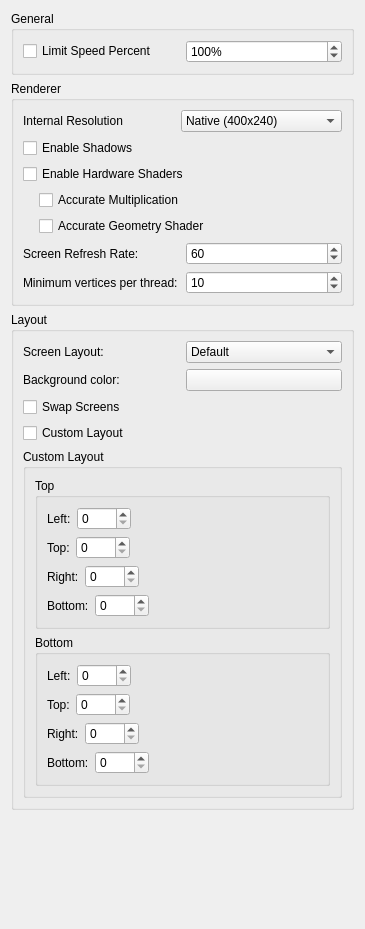
GreenAmaranthine/citra, file src/citra/configuration/configure_graphics.ui: the form before one commit.
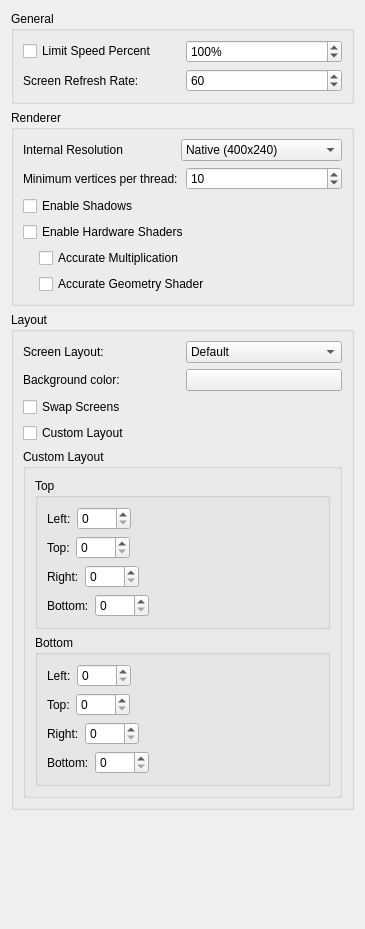
The form after the commit.

What changed in the file:
```diff
--- a/src/citra/configuration/configure_graphics.ui
+++ b/src/citra/configuration/configure_graphics.ui
@@ -47,6 +47,30 @@
         </item>
        </layout>
       </item>
+      <item>
+       <layout class="QHBoxLayout" name="horizontalLayout_6">
+        <item>
+         <widget class="QLabel" name="label_3">
+          <property name="text">
+           <string>Screen Refresh Rate:</string>
+          </property>
+         </widget>
+        </item>
+        <item>
+         <widget class="QSpinBox" name="screen_refresh_rate">
+          <property name="minimum">
+           <number>1</number>
+          </property>
+          <property name="maximum">
+           <number>999</number>
+          </property>
+          <property name="value">
+           <number>60</number>
+          </property>
+         </widget>
+        </item>
+       </layout>
+      </item>
      </layout>
     </widget>
    </item>
@@ -121,6 +145,30 @@
         </item>
        </layout>
       </item>
+      <item>
+       <layout class="QHBoxLayout" name="horizontalLayout_7">
+        <item>
+         <widget class="QLabel" name="label_4">
+          <property name="text">
+           <string>Minimum vertices per thread:</string>
+          </property>
+         </widget>
+        </item>
+        <item>
+         <widget class="QSpinBox" name="min_vertices_per_thread">
+          <property name="minimum">
+           <number>1</number>
+          </property>
+          <property name="maximum">
+           <number>100000</number>
+          </property>
+          <property name="value">
+           <number>10</number>
+          </property>
+         </widget>
+        </item>
+       </layout>
+      </item>
       <item>
        <widget class="QCheckBox" name="enable_shadows">
         <property name="text">
@@ -176,54 +224,6 @@
         </layout>
        </widget>
       </item>
-      <item>
-       <layout class="QHBoxLayout" name="horizontalLayout_6">
-        <item>
-         <widget class="QLabel" name="label_3">
-          <property name="text">
-           <string>Screen Refresh Rate:</string>
-          </property>
-         </widget>
-        </item>
-        <item>
-         <widget class="QSpinBox" name="screen_refresh_rate">
-          <property name="minimum">
-           <number>1</number>
-          </property>
-          <property name="maximum">
-           <number>999</number>
-          </property>
-          <property name="value">
-           <number>60</number>
-          </property>
-         </widget>
-        </item>
-       </layout>
-      </item>
-      <item>
-       <layout class="QHBoxLayout" name="horizontalLayout_7">
-        <item>
-         <widget class="QLabel" name="label_4">
-          <property name="text">
-           <string>Minimum vertices per thread:</string>
-          </property>
-         </widget>
-        </item>
-        <item>
-         <widget class="QSpinBox" name="min_vertices_per_thread">
-          <property name="minimum">
-           <number>1</number>
-          </property>
-          <property name="maximum">
-           <number>100000</number>
-          </property>
-          <property name="value">
-           <number>10</number>
-          </property>
-         </widget>
-        </item>
-       </layout>
-      </item>
      </layout>
     </widget>
    </item>
```
